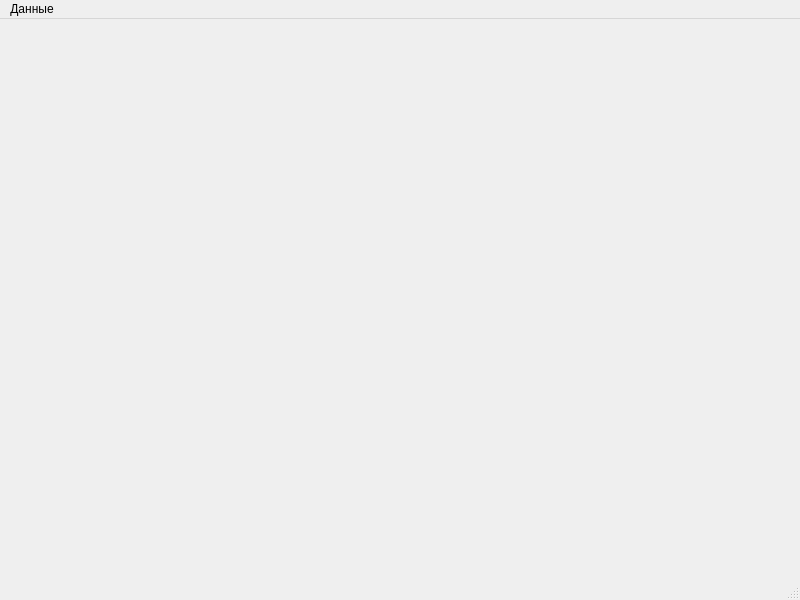
The window that StatMainWindow.ui (Shtepser/python-stat) describes before a commit, drawn with Qt 5.
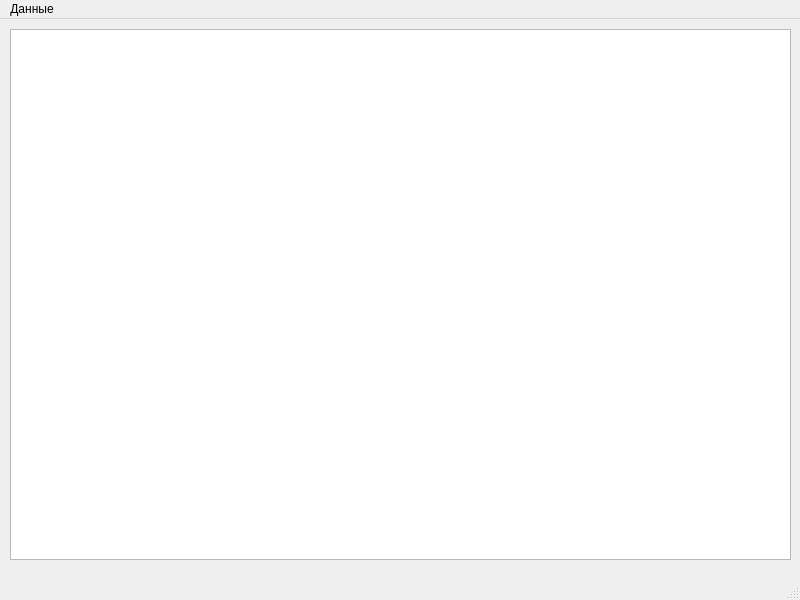
The same window after the commit. Icons and pictures are not drawn.

Commit message:
Продолжается работа над графическим интерфейсом
TODO: доделать экспорт результатов (в первую очередь - графики)
TODO: локализация? (а нужна ли она в консольном режиме?)
TODO: нормальное venv, чтобы всё это счастье можно было распространять

TODO: графический интерфейс

TODO: два небольших бага консольного интерфейса (описание - в console.py)

Diff of the .ui file:
```diff
--- a/StatMainWindow.ui
+++ b/StatMainWindow.ui
@@ -21,6 +21,22 @@
    <property name="enabled">
     <bool>true</bool>
    </property>
+   <widget class="QTableWidget" name="source_data_widget">
+    <property name="geometry">
+     <rect>
+      <x>10</x>
+      <y>10</y>
+      <width>781</width>
+      <height>531</height>
+     </rect>
+    </property>
+    <property name="horizontalScrollBarPolicy">
+     <enum>Qt::ScrollBarAsNeeded</enum>
+    </property>
+    <property name="showGrid">
+     <bool>true</bool>
+    </property>
+   </widget>
   </widget>
   <widget class="QMenuBar" name="menubar">
    <property name="geometry">
```
The commit also changes 3 other files.
